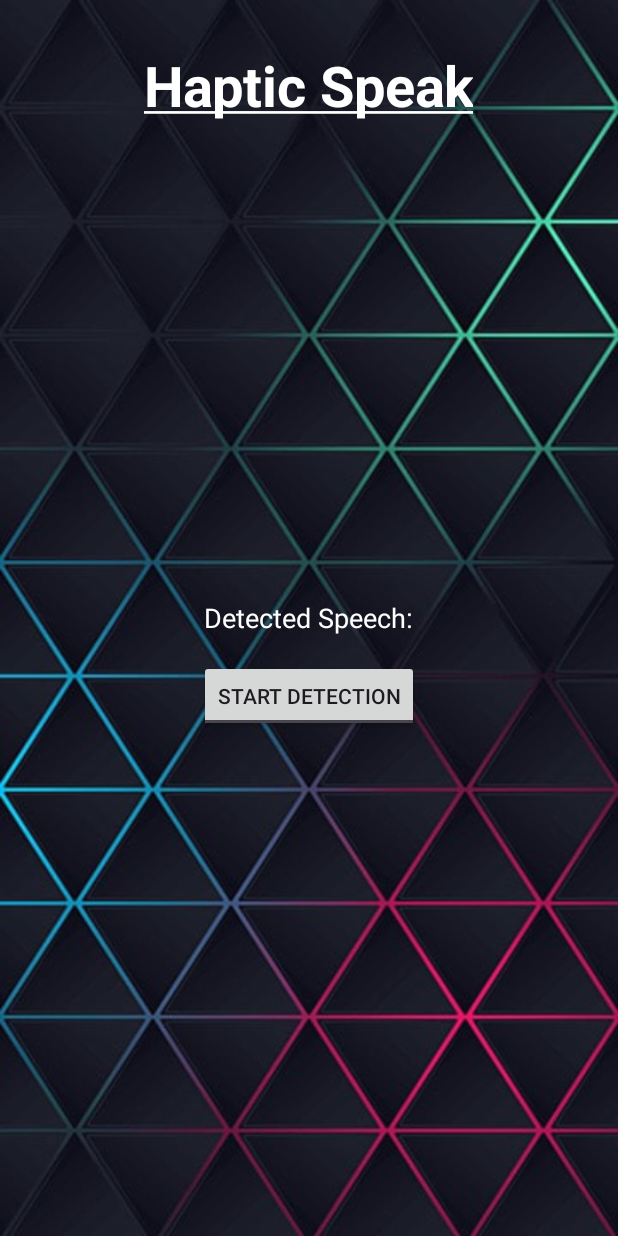
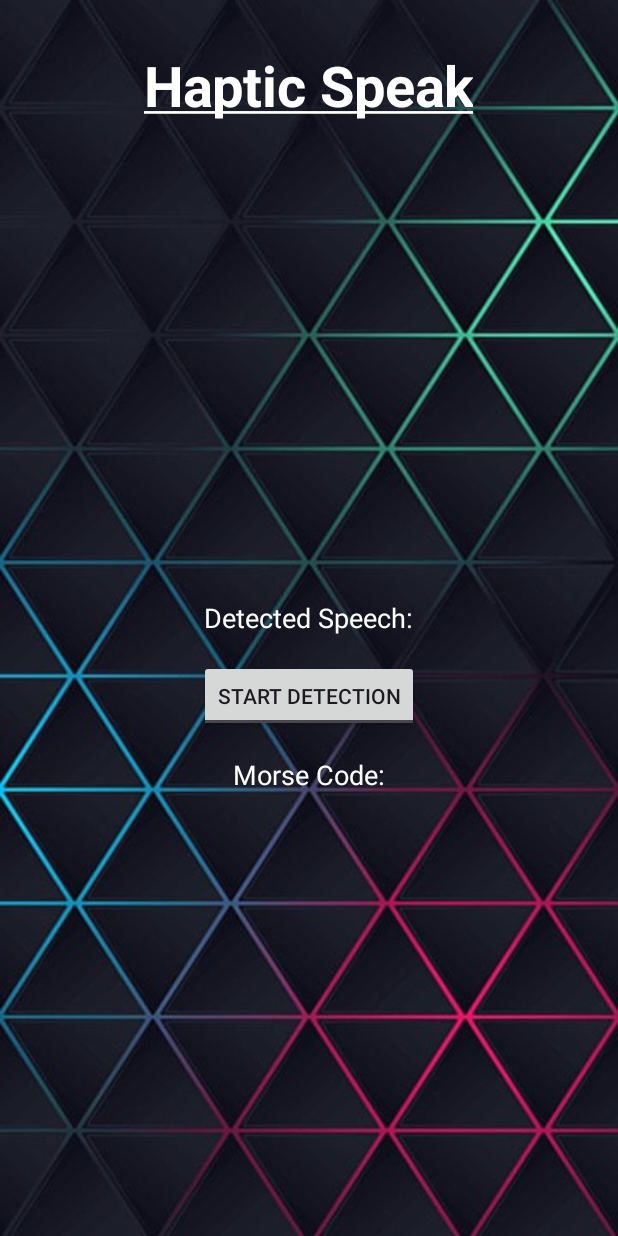
Before and after one commit to MuAbCh/HapticSpeak, an Android app: the screen it shows after launch (MainActivity), on a phone screen of 412 x 824 dp. Run offline under Robolectric (Android 15) with nearby library versions, the phone set to English and light mode, and no system bars; our stand-ins replace navigation-ui.

Commit message:
added text diplay for morse code

```diff
--- a/app/src/main/res/layout/activity_main.xml
+++ b/app/src/main/res/layout/activity_main.xml
@@ -40,4 +40,15 @@
         android:layout_centerHorizontal="true"
         android:layout_marginTop="16dp"/>
 
+    <TextView
+        android:id="@+id/morseCodeTextView"
+        android:layout_width="wrap_content"
+        android:layout_height="wrap_content"
+        android:text="Morse Code:"
+        android:textColor="@android:color/white"
+        android:textSize="18sp"
+        android:layout_below="@id/speechToggleButton"
+        android:layout_centerHorizontal="true"
+        android:layout_marginTop="16dp"/>
+
 </RelativeLayout>
```
Also changed, not shown: app/src/main/java/com/example/hapticspeak/MainActivity.kt (+31 -15 lines).
